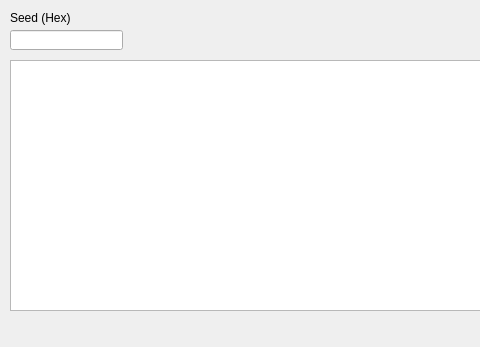
Before: the Qt Designer form Forms/Gen3/JirachiGeneration.ui in Admiral-Fish/PokeFinder, drawn with Qt 5; both pictures show x 0 to 480 and y 0 to 347 of the 752 by 347 pixel window.
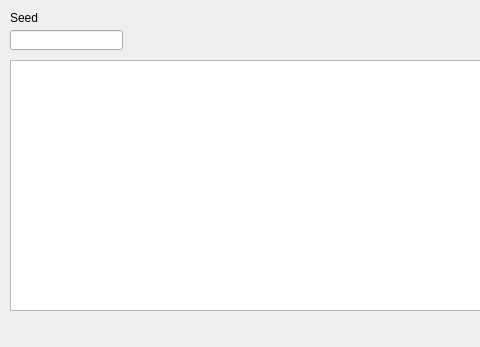
After: the same form once the commit is applied. Custom widgets are drawn as their Qt base class.

What changed in the file:
```diff
--- a/Forms/Gen3/JirachiGeneration.ui
+++ b/Forms/Gen3/JirachiGeneration.ui
@@ -42,7 +42,7 @@
      </rect>
     </property>
     <property name="text">
-     <string>Seed (Hex)</string>
+     <string>Seed</string>
     </property>
    </widget>
    <widget class="QTextBox" name="jirachiGenerationSeed">
```
